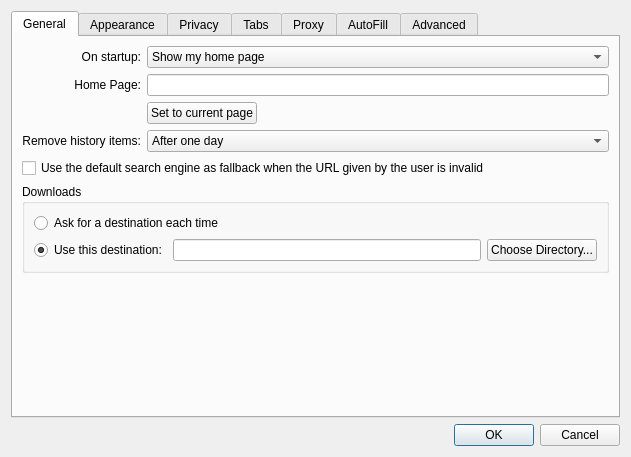
Qt form src/settings.ui (EndorphinBrowser/browser) before a commit.
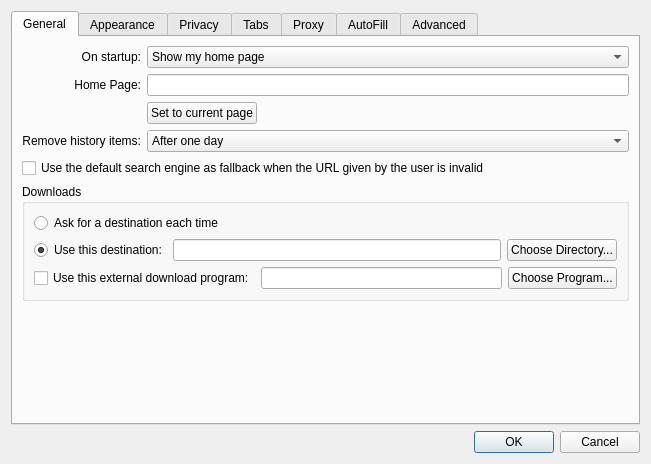
The same form after that commit. The open tabs and pages were chosen to show the change.

Commit message:
Allow use of an external download manager
Issue: 644

The edit to the form file:
```diff
--- a/src/settings.ui
+++ b/src/settings.ui
@@ -6,8 +6,8 @@
    <rect>
     <x>0</x>
     <y>0</y>
-    <width>631</width>
-    <height>457</height>
+    <width>651</width>
+    <height>464</height>
    </rect>
   </property>
   <property name="windowTitle">
@@ -200,6 +200,27 @@
             </item>
            </layout>
           </item>
+          <item>
+           <layout class="QHBoxLayout" name="horizontalLayout_2">
+            <item>
+             <widget class="QCheckBox" name="externalDownloadButton">
+              <property name="text">
+               <string>Use this external download program:</string>
+              </property>
+             </widget>
+            </item>
+            <item>
+             <widget class="QLineEdit" name="externalDownloadPath"/>
+            </item>
+            <item>
+             <widget class="QPushButton" name="externalDownloadBrowse">
+              <property name="text">
+               <string>Choose Program...</string>
+              </property>
+             </widget>
+            </item>
+           </layout>
+          </item>
          </layout>
         </widget>
        </item>
```
Left out of the diff: 34 changed lines with no effect on the pictures. The commit also changes 4 other files.
